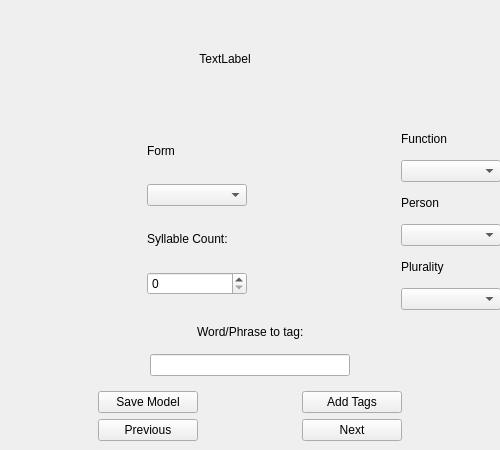
Old version of the form ui/tagger.ui in the repository CtrlAltDeplete/HaikuGrammar.
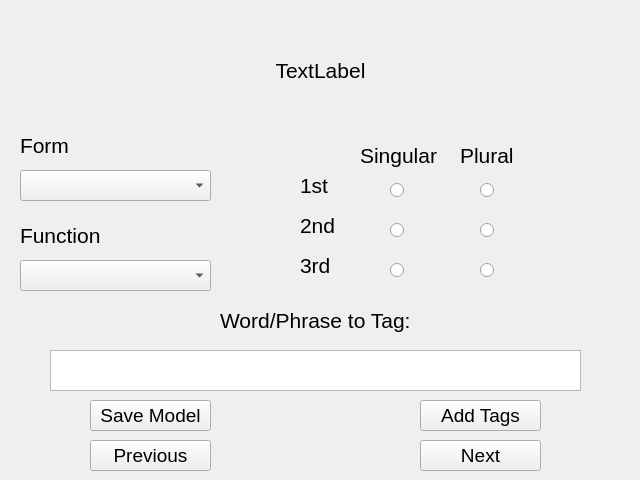
New version of the form.

```diff
--- a/ui/tagger.ui
+++ b/ui/tagger.ui
@@ -6,441 +6,438 @@
    <rect>
     <x>0</x>
     <y>0</y>
-    <width>500</width>
-    <height>450</height>
+    <width>640</width>
+    <height>480</height>
    </rect>
   </property>
   <property name="windowTitle">
    <string>Form</string>
   </property>
-  <widget class="QWidget" name="verticalLayoutWidget">
-   <property name="geometry">
-    <rect>
-     <x>0</x>
-     <y>0</y>
-     <width>501</width>
-     <height>451</height>
-    </rect>
-   </property>
-   <layout class="QVBoxLayout" name="verticalLayout">
-    <property name="bottomMargin">
-     <number>0</number>
-    </property>
-    <item>
      <widget class="QLabel" name="sentence_label">
-      <property name="sizePolicy">
-       <sizepolicy hsizetype="Fixed" vsizetype="Fixed">
-        <horstretch>0</horstretch>
-        <verstretch>0</verstretch>
-       </sizepolicy>
-      </property>
-      <property name="minimumSize">
-       <size>
-        <width>450</width>
-        <height>100</height>
-       </size>
-      </property>
-      <property name="maximumSize">
-       <size>
-        <width>450</width>
-        <height>100</height>
-       </size>
+   <property name="geometry">
+    <rect>
+     <x>20</x>
+     <y>20</y>
+     <width>601</width>
+     <height>101</height>
+    </rect>
+   </property>
+   <property name="font">
+    <font>
+     <pointsize>16</pointsize>
+    </font>
       </property>
       <property name="text">
        <string>TextLabel</string>
       </property>
-      <property name="textFormat">
-       <enum>Qt::RichText</enum>
-      </property>
       <property name="alignment">
        <set>Qt::AlignCenter</set>
       </property>
-      <property name="wordWrap">
-       <bool>true</bool>
-      </property>
-     </widget>
-    </item>
-    <item>
-     <layout class="QHBoxLayout" name="horizontalLayout">
-      <property name="bottomMargin">
-       <number>0</number>
-      </property>
-      <item>
-       <layout class="QVBoxLayout" name="verticalLayout_2">
-        <item alignment="Qt::AlignHCenter">
-         <widget class="QLabel" name="label">
-          <property name="sizePolicy">
-           <sizepolicy hsizetype="Fixed" vsizetype="Fixed">
-            <horstretch>0</horstretch>
-            <verstretch>0</verstretch>
-           </sizepolicy>
-          </property>
-          <property name="minimumSize">
-           <size>
-            <width>100</width>
-            <height>30</height>
-           </size>
-          </property>
-          <property name="maximumSize">
-           <size>
-            <width>16777215</width>
-            <height>30</height>
-           </size>
+  </widget>
+  <widget class="QLabel" name="form_label">
+   <property name="geometry">
+    <rect>
+     <x>20</x>
+     <y>130</y>
+     <width>61</width>
+     <height>31</height>
+    </rect>
+   </property>
+   <property name="font">
+    <font>
+     <pointsize>16</pointsize>
+    </font>
           </property>
           <property name="text">
            <string>Form</string>
           </property>
          </widget>
-        </item>
-        <item alignment="Qt::AlignHCenter">
          <widget class="QComboBox" name="form_combo_box">
-          <property name="sizePolicy">
-           <sizepolicy hsizetype="Fixed" vsizetype="Fixed">
-            <horstretch>0</horstretch>
-            <verstretch>0</verstretch>
-           </sizepolicy>
-          </property>
-          <property name="minimumSize">
-           <size>
-            <width>100</width>
-            <height>0</height>
-           </size>
-          </property>
-          <property name="maximumSize">
-           <size>
-            <width>100</width>
-            <height>16777215</height>
-           </size>
-          </property>
-         </widget>
-        </item>
-        <item alignment="Qt::AlignHCenter">
-         <widget class="QLabel" name="label_2">
-          <property name="sizePolicy">
-           <sizepolicy hsizetype="Fixed" vsizetype="Fixed">
-            <horstretch>0</horstretch>
-            <verstretch>0</verstretch>
-           </sizepolicy>
-          </property>
-          <property name="minimumSize">
-           <size>
-            <width>100</width>
-            <height>30</height>
-           </size>
-          </property>
-          <property name="maximumSize">
-           <size>
-            <width>16777215</width>
-            <height>30</height>
-           </size>
-          </property>
-          <property name="text">
-           <string>Syllable Count:</string>
-          </property>
-         </widget>
-        </item>
-        <item alignment="Qt::AlignHCenter">
-         <widget class="QSpinBox" name="syllable_count_spin_box">
-          <property name="sizePolicy">
-           <sizepolicy hsizetype="Fixed" vsizetype="Fixed">
-            <horstretch>0</horstretch>
-            <verstretch>0</verstretch>
-           </sizepolicy>
-          </property>
-          <property name="minimumSize">
-           <size>
-            <width>100</width>
-            <height>0</height>
-           </size>
-          </property>
-         </widget>
-        </item>
-       </layout>
-      </item>
-      <item>
-       <layout class="QVBoxLayout" name="verticalLayout_4">
-        <item>
-         <widget class="QLabel" name="label_3">
-          <property name="sizePolicy">
-           <sizepolicy hsizetype="Fixed" vsizetype="Fixed">
-            <horstretch>0</horstretch>
-            <verstretch>0</verstretch>
-           </sizepolicy>
-          </property>
-          <property name="minimumSize">
-           <size>
-            <width>100</width>
-            <height>30</height>
-           </size>
-          </property>
-          <property name="maximumSize">
-           <size>
-            <width>16777215</width>
-            <height>30</height>
-           </size>
+   <property name="geometry">
+    <rect>
+     <x>20</x>
+     <y>170</y>
+     <width>191</width>
+     <height>31</height>
+    </rect>
+   </property>
+   <property name="font">
+    <font>
+     <pointsize>16</pointsize>
+    </font>
+   </property>
+  </widget>
+  <widget class="QLabel" name="function_label">
+   <property name="geometry">
+    <rect>
+     <x>20</x>
+     <y>220</y>
+     <width>121</width>
+     <height>31</height>
+    </rect>
+   </property>
+   <property name="font">
+    <font>
+     <pointsize>16</pointsize>
+    </font>
           </property>
           <property name="text">
            <string>Function</string>
           </property>
          </widget>
-        </item>
-        <item>
          <widget class="QComboBox" name="function_combo_box">
-          <property name="sizePolicy">
-           <sizepolicy hsizetype="Fixed" vsizetype="Fixed">
-            <horstretch>0</horstretch>
-            <verstretch>0</verstretch>
-           </sizepolicy>
-          </property>
-          <property name="minimumSize">
-           <size>
-            <width>100</width>
-            <height>0</height>
-           </size>
-          </property>
-          <property name="maximumSize">
-           <size>
-            <width>100</width>
-            <height>16777215</height>
-           </size>
-          </property>
-         </widget>
-        </item>
-        <item>
-         <widget class="QLabel" name="label_5">
-          <property name="sizePolicy">
-           <sizepolicy hsizetype="Fixed" vsizetype="Fixed">
-            <horstretch>0</horstretch>
-            <verstretch>0</verstretch>
-           </sizepolicy>
-          </property>
-          <property name="minimumSize">
-           <size>
-            <width>100</width>
-            <height>30</height>
-           </size>
-          </property>
-          <property name="maximumSize">
-           <size>
-            <width>16777215</width>
-            <height>30</height>
-           </size>
-          </property>
+   <property name="geometry">
+    <rect>
+     <x>20</x>
+     <y>260</y>
+     <width>191</width>
+     <height>31</height>
+    </rect>
+   </property>
+   <property name="font">
+    <font>
+     <pointsize>16</pointsize>
+    </font>
+   </property>
+  </widget>
+  <widget class="QLabel" name="singular_label">
+   <property name="geometry">
+    <rect>
+     <x>360</x>
+     <y>140</y>
+     <width>81</width>
+     <height>31</height>
+    </rect>
+   </property>
+   <property name="font">
+    <font>
+     <pointsize>16</pointsize>
+    </font>
+   </property>
           <property name="text">
-           <string>Person</string>
-          </property>
-         </widget>
-        </item>
-        <item>
-         <widget class="QComboBox" name="person_combo_box">
-          <property name="sizePolicy">
-           <sizepolicy hsizetype="Fixed" vsizetype="Fixed">
-            <horstretch>0</horstretch>
-            <verstretch>0</verstretch>
-           </sizepolicy>
-          </property>
-          <property name="minimumSize">
-           <size>
-            <width>100</width>
-            <height>0</height>
-           </size>
-          </property>
-          <property name="maximumSize">
-           <size>
-            <width>100</width>
-            <height>16777215</height>
-           </size>
-          </property>
-         </widget>
-        </item>
-        <item>
-         <widget class="QLabel" name="label_6">
-          <property name="sizePolicy">
-           <sizepolicy hsizetype="Fixed" vsizetype="Fixed">
-            <horstretch>0</horstretch>
-            <verstretch>0</verstretch>
-           </sizepolicy>
-          </property>
-          <property name="minimumSize">
-           <size>
-            <width>100</width>
-            <height>30</height>
-           </size>
-          </property>
-          <property name="maximumSize">
-           <size>
-            <width>16777215</width>
-            <height>30</height>
-           </size>
-          </property>
+    <string>Singular</string>
+   </property>
+  </widget>
+  <widget class="QLabel" name="plural_label">
+   <property name="geometry">
+    <rect>
+     <x>460</x>
+     <y>140</y>
+     <width>81</width>
+     <height>31</height>
+    </rect>
+   </property>
+   <property name="font">
+    <font>
+     <pointsize>16</pointsize>
+    </font>
+   </property>
+   <property name="text">
+    <string>Plural</string>
+   </property>
+  </widget>
+  <widget class="QLabel" name="first_label">
+   <property name="geometry">
+    <rect>
+     <x>300</x>
+     <y>170</y>
+     <width>41</width>
+     <height>31</height>
+    </rect>
+   </property>
+   <property name="font">
+    <font>
+     <pointsize>16</pointsize>
+    </font>
+   </property>
           <property name="text">
-           <string>Plurality</string>
-          </property>
-         </widget>
-        </item>
-        <item>
-         <widget class="QComboBox" name="plurality_combo_box">
-          <property name="sizePolicy">
-           <sizepolicy hsizetype="Fixed" vsizetype="Fixed">
-            <horstretch>0</horstretch>
-            <verstretch>0</verstretch>
-           </sizepolicy>
-          </property>
-          <property name="minimumSize">
-           <size>
-            <width>100</width>
-            <height>0</height>
-           </size>
-          </property>
-          <property name="maximumSize">
-           <size>
-            <width>100</width>
-            <height>16777215</height>
-           </size>
-          </property>
-         </widget>
-        </item>
-       </layout>
-      </item>
-     </layout>
-    </item>
-    <item alignment="Qt::AlignHCenter">
-     <widget class="QLabel" name="label_4">
-      <property name="sizePolicy">
-       <sizepolicy hsizetype="Fixed" vsizetype="Fixed">
-        <horstretch>0</horstretch>
-        <verstretch>0</verstretch>
-       </sizepolicy>
-      </property>
+    <string>1st</string>
+   </property>
+  </widget>
+  <widget class="QLabel" name="second_label">
+   <property name="geometry">
+    <rect>
+     <x>300</x>
+     <y>210</y>
+     <width>41</width>
+     <height>31</height>
+    </rect>
+   </property>
+   <property name="font">
+    <font>
+     <pointsize>16</pointsize>
+    </font>
+   </property>
+   <property name="text">
+    <string>2nd</string>
+   </property>
+  </widget>
+  <widget class="QLabel" name="third_label">
+   <property name="geometry">
+    <rect>
+     <x>300</x>
+     <y>250</y>
+     <width>41</width>
+     <height>31</height>
+    </rect>
+   </property>
+   <property name="font">
+    <font>
+     <pointsize>16</pointsize>
+    </font>
+   </property>
       <property name="text">
-       <string>Word/Phrase to tag:</string>
-      </property>
-     </widget>
-    </item>
-    <item alignment="Qt::AlignHCenter">
-     <widget class="QLineEdit" name="word_to_tag">
-      <property name="sizePolicy">
-       <sizepolicy hsizetype="Fixed" vsizetype="Fixed">
-        <horstretch>0</horstretch>
-        <verstretch>0</verstretch>
-       </sizepolicy>
-      </property>
-      <property name="minimumSize">
+    <string>3rd</string>
+   </property>
+  </widget>
+  <widget class="QRadioButton" name="first_singular_radio">
+   <property name="geometry">
+    <rect>
+     <x>390</x>
+     <y>180</y>
+     <width>16</width>
+     <height>21</height>
+    </rect>
+   </property>
+   <property name="font">
+    <font>
+     <pointsize>8</pointsize>
+    </font>
+   </property>
+   <property name="text">
+    <string/>
+   </property>
+   <property name="iconSize">
        <size>
-        <width>200</width>
-        <height>0</height>
-       </size>
-      </property>
-      <property name="alignment">
-       <set>Qt::AlignCenter</set>
-      </property>
-     </widget>
-    </item>
-    <item>
-     <layout class="QGridLayout" name="gridLayout">
-      <item row="2" column="0">
-       <widget class="QPushButton" name="previous_button">
-        <property name="sizePolicy">
-         <sizepolicy hsizetype="Fixed" vsizetype="Fixed">
-          <horstretch>0</horstretch>
-          <verstretch>0</verstretch>
-         </sizepolicy>
-        </property>
-        <property name="minimumSize">
+     <width>32</width>
+     <height>32</height>
+    </size>
+   </property>
+  </widget>
+  <widget class="QRadioButton" name="second_singul_radio">
+   <property name="geometry">
+    <rect>
+     <x>390</x>
+     <y>220</y>
+     <width>16</width>
+     <height>21</height>
+    </rect>
+   </property>
+   <property name="font">
+    <font>
+     <pointsize>8</pointsize>
+    </font>
+   </property>
+   <property name="text">
+    <string/>
+   </property>
+   <property name="iconSize">
          <size>
-          <width>100</width>
-          <height>0</height>
-         </size>
-        </property>
-        <property name="maximumSize">
+     <width>32</width>
+     <height>32</height>
+    </size>
+   </property>
+  </widget>
+  <widget class="QRadioButton" name="third_singular_radio">
+   <property name="geometry">
+    <rect>
+     <x>390</x>
+     <y>260</y>
+     <width>16</width>
+     <height>21</height>
+    </rect>
+   </property>
+   <property name="font">
+    <font>
+     <pointsize>8</pointsize>
+    </font>
+   </property>
+   <property name="text">
+    <string/>
+   </property>
+   <property name="iconSize">
          <size>
-          <width>100</width>
-          <height>16777215</height>
-         </size>
-        </property>
+     <width>32</width>
+     <height>32</height>
+    </size>
+   </property>
+  </widget>
+  <widget class="QRadioButton" name="third_plural_radio">
+   <property name="geometry">
+    <rect>
+     <x>480</x>
+     <y>260</y>
+     <width>16</width>
+     <height>21</height>
+    </rect>
+   </property>
+   <property name="font">
+    <font>
+     <pointsize>8</pointsize>
+    </font>
+   </property>
         <property name="text">
-         <string>Previous</string>
-        </property>
-       </widget>
-      </item>
-      <item row="2" column="1">
-       <widget class="QPushButton" name="next_button">
-        <property name="sizePolicy">
-         <sizepolicy hsizetype="Fixed" vsizetype="Fixed">
-          <horstretch>0</horstretch>
-          <verstretch>0</verstretch>
-         </sizepolicy>
-        </property>
-        <property name="minimumSize">
+    <string/>
+   </property>
+   <property name="iconSize">
+    <size>
+     <width>32</width>
+     <height>32</height>
+    </size>
+   </property>
+  </widget>
+  <widget class="QRadioButton" name="second_plural_radio">
+   <property name="geometry">
+    <rect>
+     <x>480</x>
+     <y>220</y>
+     <width>16</width>
+     <height>21</height>
+    </rect>
+   </property>
+   <property name="font">
+    <font>
+     <pointsize>8</pointsize>
+    </font>
+   </property>
+   <property name="text">
+    <string/>
+   </property>
+   <property name="iconSize">
          <size>
-          <width>100</width>
-          <height>0</height>
-         </size>
-        </property>
-        <property name="maximumSize">
+     <width>32</width>
+     <height>32</height>
+    </size>
+   </property>
+  </widget>
+  <widget class="QRadioButton" name="first_plural_radio">
+   <property name="geometry">
+    <rect>
+     <x>480</x>
+     <y>180</y>
+     <width>16</width>
+     <height>21</height>
+    </rect>
+   </property>
+   <property name="font">
+    <font>
+     <pointsize>8</pointsize>
+    </font>
+   </property>
+   <property name="text">
+    <string/>
+   </property>
+   <property name="iconSize">
          <size>
-          <width>16777215</width>
-          <height>100</height>
-         </size>
-        </property>
+     <width>32</width>
+     <height>32</height>
+    </size>
+   </property>
+  </widget>
+  <widget class="QLabel" name="label">
+   <property name="geometry">
+    <rect>
+     <x>220</x>
+     <y>300</y>
+     <width>201</width>
+     <height>41</height>
+    </rect>
+   </property>
+   <property name="font">
+    <font>
+     <pointsize>16</pointsize>
+    </font>
+   </property>
         <property name="text">
-         <string>Next</string>
-        </property>
-       </widget>
-      </item>
-      <item row="1" column="0">
+    <string>Word/Phrase to Tag:</string>
+   </property>
+  </widget>
+  <widget class="QTextEdit" name="word_to_tag">
+   <property name="geometry">
+    <rect>
+     <x>50</x>
+     <y>350</y>
+     <width>531</width>
+     <height>41</height>
+    </rect>
+   </property>
+   <property name="font">
+    <font>
+     <pointsize>16</pointsize>
+    </font>
+   </property>
+  </widget>
        <widget class="QPushButton" name="save_button">
-        <property name="sizePolicy">
-         <sizepolicy hsizetype="Fixed" vsizetype="Fixed">
-          <horstretch>0</horstretch>
-          <verstretch>0</verstretch>
-         </sizepolicy>
-        </property>
-        <property name="minimumSize">
-         <size>
-          <width>100</width>
-          <height>0</height>
-         </size>
-        </property>
-        <property name="maximumSize">
-         <size>
-          <width>100</width>
-          <height>16777215</height>
-         </size>
+   <property name="geometry">
+    <rect>
+     <x>90</x>
+     <y>400</y>
+     <width>121</width>
+     <height>31</height>
+    </rect>
+   </property>
+   <property name="font">
+    <font>
+     <pointsize>14</pointsize>
+    </font>
         </property>
         <property name="text">
          <string>Save Model</string>
         </property>
        </widget>
-      </item>
-      <item row="1" column="1">
+  <widget class="QPushButton" name="previous_button">
+   <property name="geometry">
+    <rect>
+     <x>90</x>
+     <y>440</y>
+     <width>121</width>
+     <height>31</height>
+    </rect>
+   </property>
+   <property name="font">
+    <font>
+     <pointsize>14</pointsize>
+    </font>
+   </property>
+   <property name="text">
+    <string>Previous</string>
+   </property>
+  </widget>
        <widget class="QPushButton" name="add_button">
-        <property name="sizePolicy">
-         <sizepolicy hsizetype="Fixed" vsizetype="Fixed">
-          <horstretch>0</horstretch>
-          <verstretch>0</verstretch>
-         </sizepolicy>
-        </property>
-        <property name="minimumSize">
-         <size>
-          <width>100</width>
-          <height>0</height>
-         </size>
-        </property>
-        <property name="maximumSize">
-         <size>
-          <width>100</width>
-          <height>16777215</height>
-         </size>
+   <property name="geometry">
+    <rect>
+     <x>420</x>
+     <y>400</y>
+     <width>121</width>
+     <height>31</height>
+    </rect>
+   </property>
+   <property name="font">
+    <font>
+     <pointsize>14</pointsize>
+    </font>
         </property>
         <property name="text">
          <string>Add Tags</string>
         </property>
        </widget>
-      </item>
-     </layout>
-    </item>
-   </layout>
+  <widget class="QPushButton" name="save_button_2">
+   <property name="geometry">
+    <rect>
+     <x>420</x>
+     <y>440</y>
+     <width>121</width>
+     <height>31</height>
+    </rect>
+   </property>
+   <property name="font">
+    <font>
+     <pointsize>14</pointsize>
+    </font>
+   </property>
+   <property name="text">
+    <string>Next</string>
+   </property>
   </widget>
  </widget>
  <resources/>
```
Lines whose indentation alone changed are shown as unchanged.
